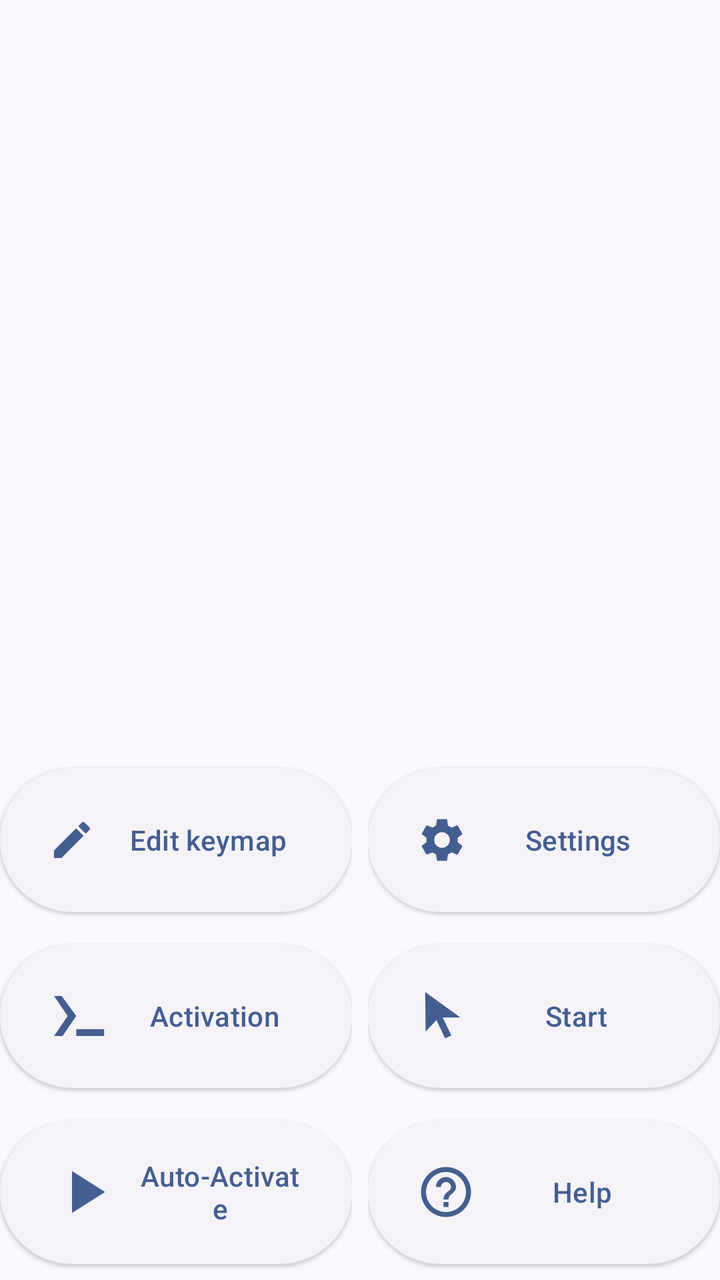
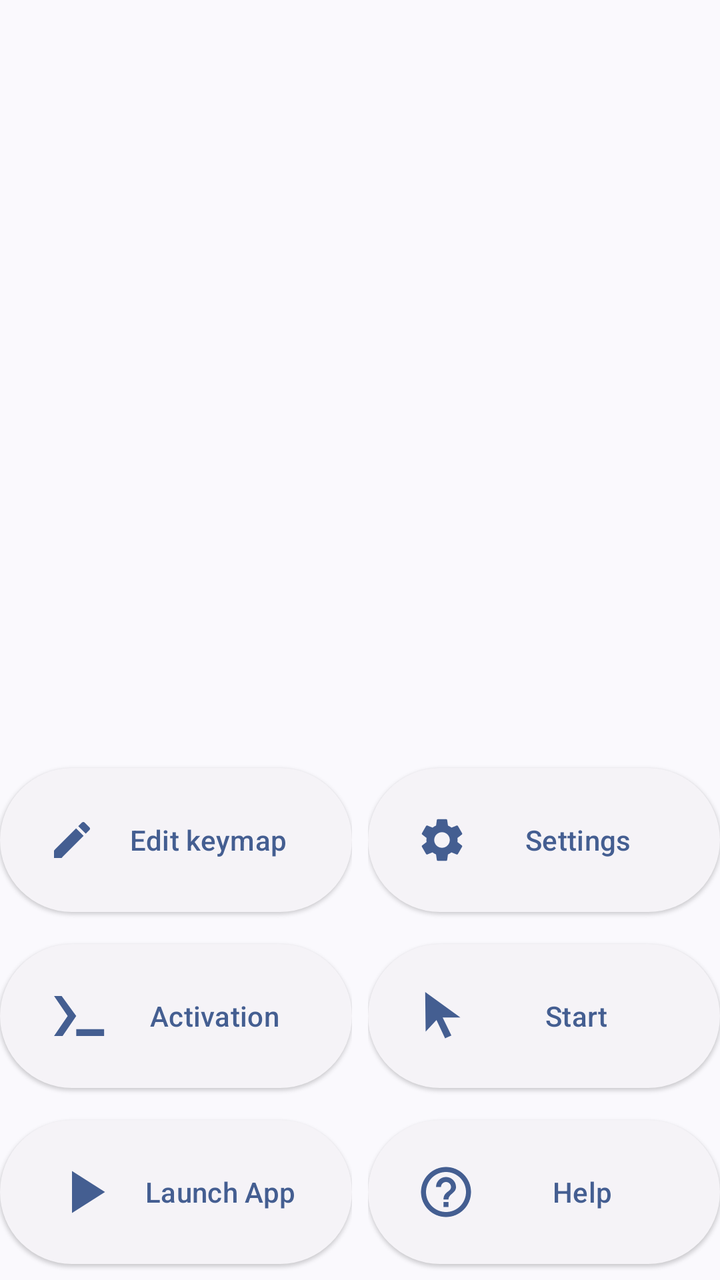

The first picture is an Android layout as it rendered before a commit; the second is the same layout after the commit. The layout source and the unified diff follow.
<!-- AndroidManifest.xml: application theme Theme.XtMapper -->
<!-- res/layout/activity_main_controls.xml -->
<androidx.constraintlayout.widget.ConstraintLayout android:id="@+id/constrained"
    android:layout_width="match_parent"
    android:layout_height="wrap_content"
    android:layout_marginBottom="20dp"
    app:layout_constraintBottom_toBottomOf="parent"
    android:gravity="bottom"
    xmlns:android="http://schemas.android.com/apk/res/android"
    xmlns:app="http://schemas.android.com/apk/res-auto">

    <LinearLayout
        android:id="@+id/L1"
        android:layout_width="0dp"
        android:layout_height="wrap_content"
        android:layout_marginRight="4dp"
        android:orientation="vertical"
        app:layout_constraintBottom_toBottomOf="parent"
        app:layout_constraintLeft_toLeftOf="parent"
        app:layout_constraintRight_toLeftOf="@id/L2">

        <com.google.android.material.button.MaterialButton
            style="@style/Widget.Material3.Button.ElevatedButton"
            android:id="@+id/start_editor"
            android:layout_width="match_parent"
            android:layout_height="80dp"
            android:layout_marginVertical="4dp"
            android:drawablePadding="110dp"
            android:text="@string/edit_keymap"
            app:icon="@drawable/ic_create_white_36dp"
            app:iconSize="24dp" />

        <com.google.android.material.button.MaterialButton
            style="@style/Widget.Material3.Button.ElevatedButton"
            android:id="@+id/start_in_terminal"
            android:layout_width="match_parent"
            android:layout_height="80dp"
            android:layout_marginVertical="4dp"
            android:text="@string/activation"
            app:icon="@drawable/ic_terminal"
            app:iconSize="30dp" />

        <com.google.android.material.button.MaterialButton
            style="@style/Widget.Material3.Button.ElevatedButton"
            android:id="@+id/start_server"
            android:layout_width="match_parent"
            android:layout_height="80dp"
            android:layout_marginVertical="4dp"
            android:text="@string/auto_activate"
            app:icon="@drawable/ic_start_button"
            app:iconSize="36dp" />

    </LinearLayout>

    <LinearLayout
        android:id="@+id/L2"
        android:layout_width="0dp"
        android:layout_height="wrap_content"
        android:orientation="vertical"
        app:layout_constraintLeft_toRightOf="@id/L1"
        app:layout_constraintRight_toRightOf="parent"
        android:layout_marginLeft="4dp"
        app:layout_constraintBottom_toBottomOf="parent">

        <com.google.android.material.button.MaterialButton
            style="@style/Widget.Material3.Button.ElevatedButton"
            android:id="@+id/config_button"
            android:layout_width="match_parent"
            android:layout_height="80dp"
            android:layout_marginVertical="4dp"
            android:text="@string/configure"
            app:icon="@drawable/ic_baseline_settings_24"
            app:iconSize="26dp" />

        <com.google.android.material.button.MaterialButton
            style="@style/Widget.Material3.Button.ElevatedButton"
            android:id="@+id/start_pointer"
            android:layout_width="match_parent"
            android:layout_height="80dp"
            android:layout_marginVertical="4dp"
            android:text="@string/start"
            app:icon="@drawable/ic_pointer_arrow"
            app:iconSize="24dp"/>

        <com.google.android.material.button.MaterialButton
            style="@style/Widget.Material3.Button.ElevatedButton"
            android:id="@+id/about_button"
            android:layout_width="match_parent"
            android:layout_height="80dp"
            android:layout_marginVertical="4dp"
            android:text="@string/help"
            app:icon="@drawable/ic_baseline_help_outline_24"
            app:iconSize="30dp" />
    </LinearLayout>

</androidx.constraintlayout.widget.ConstraintLayout>
<!-- resources referenced by this layout -->
<resources>
  <!-- drawable ic_baseline_help_outline_24 (drawable) -->
  <vector android:autoMirrored="true" android:height="24dp"
      android:tint="#FFFFFF" android:viewportHeight="24"
      android:viewportWidth="24" android:width="24dp" xmlns:android="http://schemas.android.com/apk/res/android">
      <path android:fillColor="@android:color/white"
          android:pathData="M11,18h2v-2h-2v2zM12,2C6.48,2 2,6.48 2,12s4.48,10 10,10 10,-4.48 10,-10S17.52,2 12,2zM12,20c-4.41,0 -8,-3.59 -8,-8s3.59,-8 8,-8 8,3.59 8,8 -3.59,8 -8,8zM12,6c-2.21,0 -4,1.79 -4,4h2c0,-1.1 0.9,-2 2,-2s2,0.9 2,2c0,2 -3,1.75 -3,5h2c0,-2.25 3,-2.5 3,-5 0,-2.21 -1.79,-4 -4,-4z"/>
  </vector>
  <!-- drawable ic_create_white_36dp (drawable) -->
  <vector
      android:tint="#FFFFFF"
      android:viewportHeight="24.0" android:viewportWidth="24.0"
      android:width="36dp" android:height="36dp"
      xmlns:android="http://schemas.android.com/apk/res/android">
      <path android:fillColor="#FFFFFFFF"
          android:pathData="M3,17.25V21h3.75L17.81,9.94l-3.75,-3.75L3,17.25zM20.71,7.04c0.39,-0.39 0.39,-1.02 0,-1.41l-2.34,-2.34c-0.39,-0.39 -1.02,-0.39 -1.41,0l-1.83,1.83 3.75,3.75 1.83,-1.83z"/>
  </vector>
  <!-- drawable ic_pointer_arrow (drawable) -->
  <vector xmlns:android="http://schemas.android.com/apk/res/android"
      android:width="24dp"
      android:height="24dp"
      android:viewportWidth="1"
      android:viewportHeight="1">
    <path
        android:pathData="M10,3.125L10,4.125L11,4.125L11,3.125Z"
        android:fillColor="#00000000"
        android:fillAlpha="1"/>
    <path
        android:pathData="M-0,-0L-0,1L1,1L1,-0Z"
        android:fillColor="#00000000"/>
    <path
        android:pathData="M0.7374,0.9067L0.6055,0.9663L0.4266,0.5836L0.2012,0.8251L0.1914,-0L0.9252,0.5306L0.5553,0.53Z"
        android:strokeLineJoin="miter"
        android:strokeWidth="0"
        android:fillColor="#FFFFFF"
        android:strokeLineCap="butt"/>
  </vector>
  <!-- drawable ic_start_button (drawable) -->
  <vector android:height="24dp" android:tint="#FFFFFF"
      android:viewportHeight="24" android:viewportWidth="24"
      android:width="24dp" xmlns:android="http://schemas.android.com/apk/res/android">
      <path android:fillColor="@android:color/white" android:pathData="M8,5v14l11,-7z"/>
  </vector>
  <!-- drawable ic_terminal (drawable) -->
  <vector xmlns:android="http://schemas.android.com/apk/res/android"
      android:width="24dp"
      android:height="24dp"
      android:viewportWidth="1"
      android:viewportHeight="1">
    <path
        android:pathData="M0.2434,0.8329L0.1005,0.8329L0.3278,0.5L0.1005,0.1671L0.2278,0.1678L0.4707,0.5Z"
        android:fillColor="#FFFFFF"/>
    <path
        android:pathData="M0.4707,0.7205L0.4707,0.8329L0.9351,0.8329L0.9351,0.7205Z"
        android:fillColor="#FFFFFF"/>
  </vector>
  <string name="activation">Activation</string>
  <string name="auto_activate">Auto-Activate</string>
  <string name="configure">Settings</string>
  <string name="edit_keymap">Edit keymap</string>
  <string name="help">Help</string>
  <string name="start">Start</string>
  <style name="Theme.XtMapper" parent="Theme.Material3.DynamicColors.DayNight"> </style>
  <!-- unchanged entries left out for length: 1 -->
</resources>

<!-- the commit's change to res/layout/activity_main_controls.xml (unified diff, before → after) -->
@@ -30,7 +30,7 @@
 
         <com.google.android.material.button.MaterialButton
             style="@style/Widget.Material3.Button.ElevatedButton"
-            android:id="@+id/start_in_terminal"
+            android:id="@+id/activate_button"
             android:layout_width="match_parent"
             android:layout_height="80dp"
             android:layout_marginVertical="4dp"
@@ -40,11 +40,11 @@
 
         <com.google.android.material.button.MaterialButton
             style="@style/Widget.Material3.Button.ElevatedButton"
-            android:id="@+id/start_server"
+            android:id="@+id/launch_app"
             android:layout_width="match_parent"
             android:layout_height="80dp"
             android:layout_marginVertical="4dp"
-            android:text="@string/auto_activate"
+            android:text="@string/launch_app"
             app:icon="@drawable/ic_start_button"
             app:iconSize="36dp" />
 
<!-- resource entries referenced after the edit -->
@@ -56,10 +56,10 @@
         android:fillColor="#FFFFFF"/>
   </vector>
   <string name="activation">Activation</string>
-  <string name="auto_activate">Auto-Activate</string>
   <string name="configure">Settings</string>
   <string name="edit_keymap">Edit keymap</string>
   <string name="help">Help</string>
+  <string name="launch_app">Launch App</string>
   <string name="start">Start</string>
   <style name="Theme.XtMapper" parent="Theme.Material3.DynamicColors.DayNight"> </style>
   <!-- unchanged entries left out for length: 1 -->
